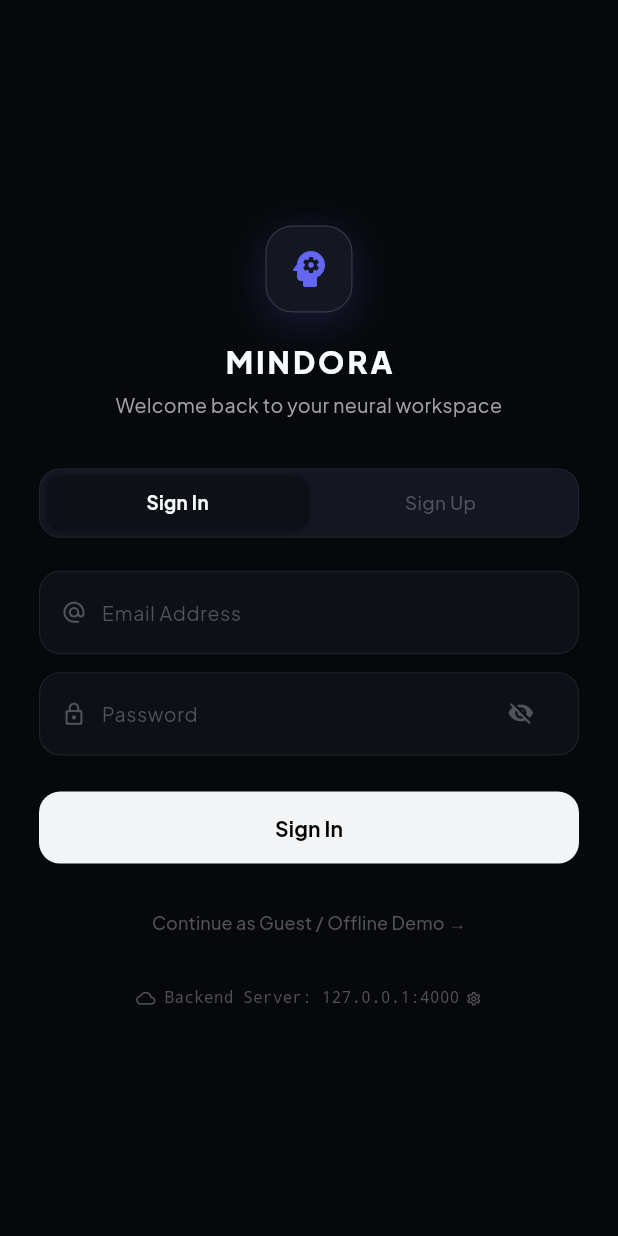
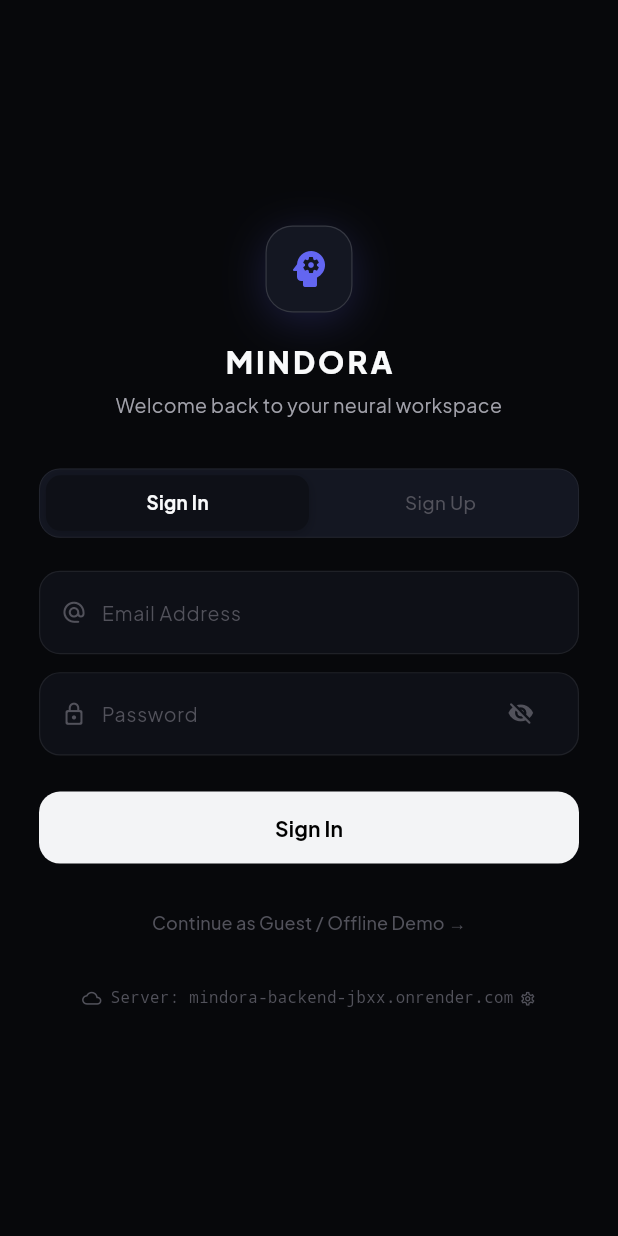
Before and after one commit to Loveago/appsq, a Flutter app: the screen it shows after launch, on a phone screen of 412 x 824 dp. Run offline on Flutter 3.47's test engine with Material 3 defaults, Android fonts, the phone set to English and light mode, and no system bars; our stand-ins replace dio, flutter_riverpod, google_fonts, shared_preferences; missing offline and left inert: record.

Commit message:
feat(mobile): set default backend URL to live Render deployment and make server settings row flexible

```diff
--- a/apps/mobile/lib/core/network/api_client.dart
+++ b/apps/mobile/lib/core/network/api_client.dart
@@ -3,7 +3,7 @@ import 'package:dio/dio.dart';
 import '../models/note_model.dart';
 
 class ApiClient {
-  static const String defaultBaseUrl = String.fromEnvironment('API_URL', defaultValue: 'http://127.0.0.1:4000');
+  static const String defaultBaseUrl = String.fromEnvironment('API_URL', defaultValue: 'https://mindora-backend-jbxx.onrender.com');
   late final Dio _dio;
   String _authToken = '';
   String _currentBaseUrl = defaultBaseUrl;
--- a/apps/mobile/lib/features/auth/presentation/auth_screen.dart
+++ b/apps/mobile/lib/features/auth/presentation/auth_screen.dart
@@ -466,6 +466,7 @@ class _AuthScreenState extends State<AuthScreen> {
                     GestureDetector(
                       onTap: () => _showServerSettingsModal(isDark),
                       child: Row(
+                        mainAxisSize: MainAxisSize.min,
                         mainAxisAlignment: MainAxisAlignment.center,
                         children: [
                           Icon(
@@ -474,12 +475,16 @@ class _AuthScreenState extends State<AuthScreen> {
                             color: isDark ? AppColors.darkTextMuted : AppColors.textMuted,
                           ),
                           const SizedBox(width: 6),
-                          Text(
-                            'Backend Server: ${_serverUrlController.text.replaceFirst('https://', '').replaceFirst('http://', '')}',
-                            style: TextStyle(
-                              fontFamily: 'monospace',
-                              fontSize: 10.5,
-                              color: isDark ? AppColors.darkTextMuted : AppColors.textMuted,
+                          Flexible(
+                            child: Text(
+                              'Server: ${_serverUrlController.text.replaceFirst('https://', '').replaceFirst('http://', '')}',
+                              overflow: TextOverflow.ellipsis,
+                              maxLines: 1,
+                              style: TextStyle(
+                                fontFamily: 'monospace',
+                                fontSize: 10.5,
+                                color: isDark ? AppColors.darkTextMuted : AppColors.textMuted,
+                              ),
                             ),
                           ),
                           const SizedBox(width: 4),
```
